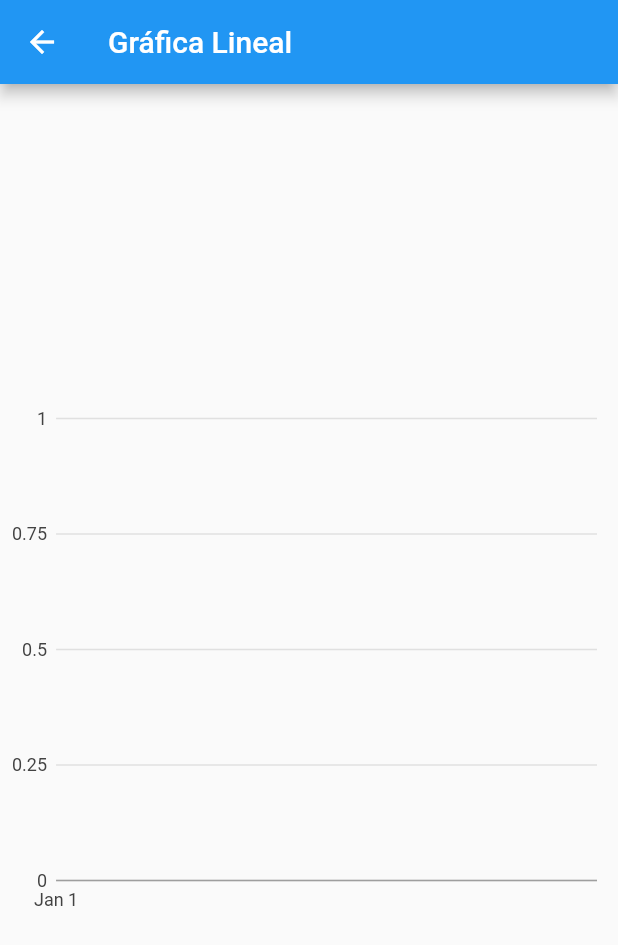
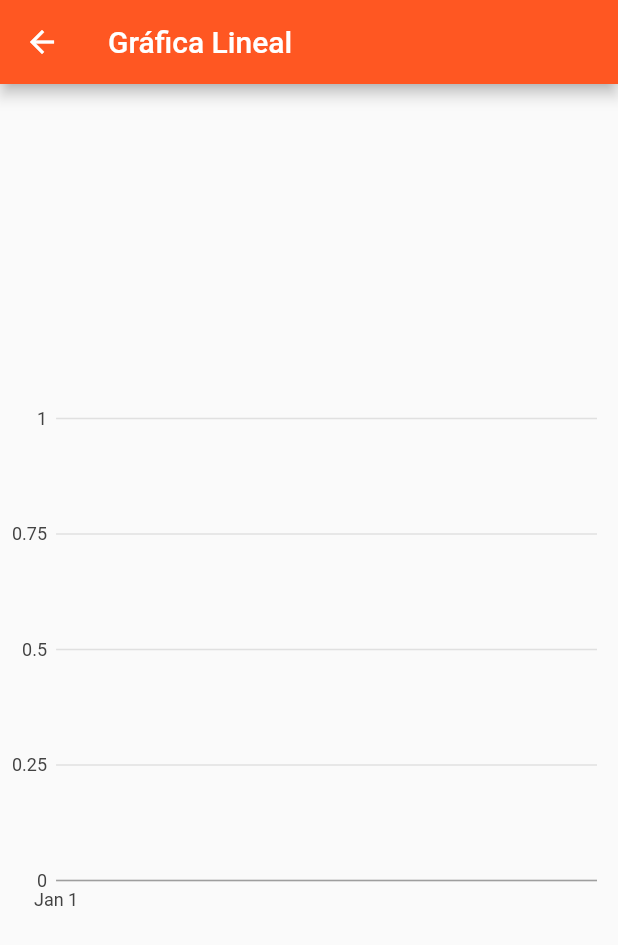
Before and after one commit to GustavoGutierrez98/MiMonedero4.0, a Flutter app: the GraficaLineal screen opened directly, on a phone screen of 412 x 824 dp. Shown: the top 945 px of the screen. Run offline on Flutter 3.47's test engine with Material 2 defaults, Android fonts, the phone set to English and light mode, and no system bars; our stand-ins replace charts_flutter, firebase_auth, firebase_core, fl_chart, flutter_local_notifications, line_icons and 2 more; accounts and stored records are empty.

Commit message:
estetica y otros

```diff
--- a/lib/models/grapfLineal.dart
+++ b/lib/models/grapfLineal.dart
@@ -29,6 +29,7 @@ class _GraficaLinealState extends State<GraficaLineal> {
     return Scaffold(
       appBar: AppBar(
         title: Text('Gráfica Lineal'),
+        backgroundColor: Colors.deepOrange,
       ),
       body: _balances != null
           ? LinealCharts(balances: _balances)
--- a/lib/widgets/autoDrawer.dart
+++ b/lib/widgets/autoDrawer.dart
@@ -43,7 +43,7 @@ class autoDrawer extends StatelessWidget {
             },
           ),
            ListTile(
-            title: const Text('Grafica de Gastos'),
+            title: const Text('Grafica de Ingresos'),
             onTap: () {
               Navigator.pop(context); //Cierra el Drawer
               Navigator.push(
--- a/lib/widgets/lineal.dart
+++ b/lib/widgets/lineal.dart
@@ -83,7 +83,7 @@ class MySymbolRenderer extends charts.CircleSymbolRenderer{
         bounds.height +18
 
       ),
-      fill: charts.ColorUtil.fromDartColor(Colors.orange),
+      fill: charts.ColorUtil.fromDartColor(Colors.deepOrange),
       stroke: charts.ColorUtil.fromDartColor(Colors.black),
       strokeWidthPx: 1
     );
```
